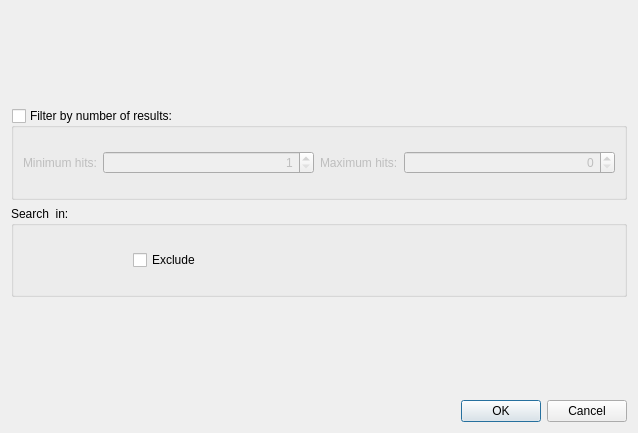
Above: src/plugins/enzymes/src/FindEnzymesDialog.ui from violethaze74/ugene before the change. Below: the same form after it.
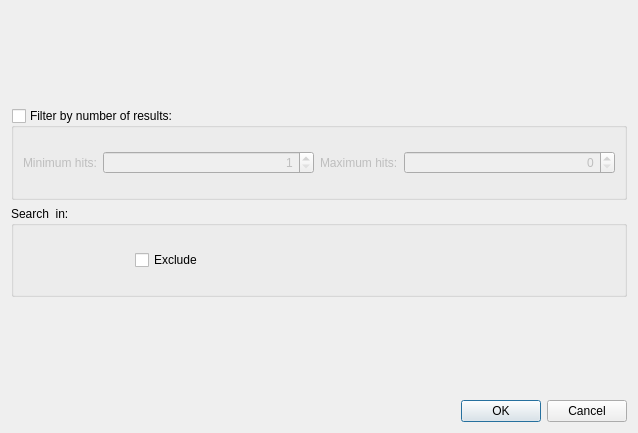
That is the form after the change.

Patch:
```diff
--- a/src/plugins/enzymes/src/FindEnzymesDialog.ui
+++ b/src/plugins/enzymes/src/FindEnzymesDialog.ui
@@ -130,7 +130,7 @@
           </property>
           <property name="sizeHint" stdset="0">
            <size>
-            <width>110</width>
+            <width>112</width>
             <height>0</height>
            </size>
           </property>
```
